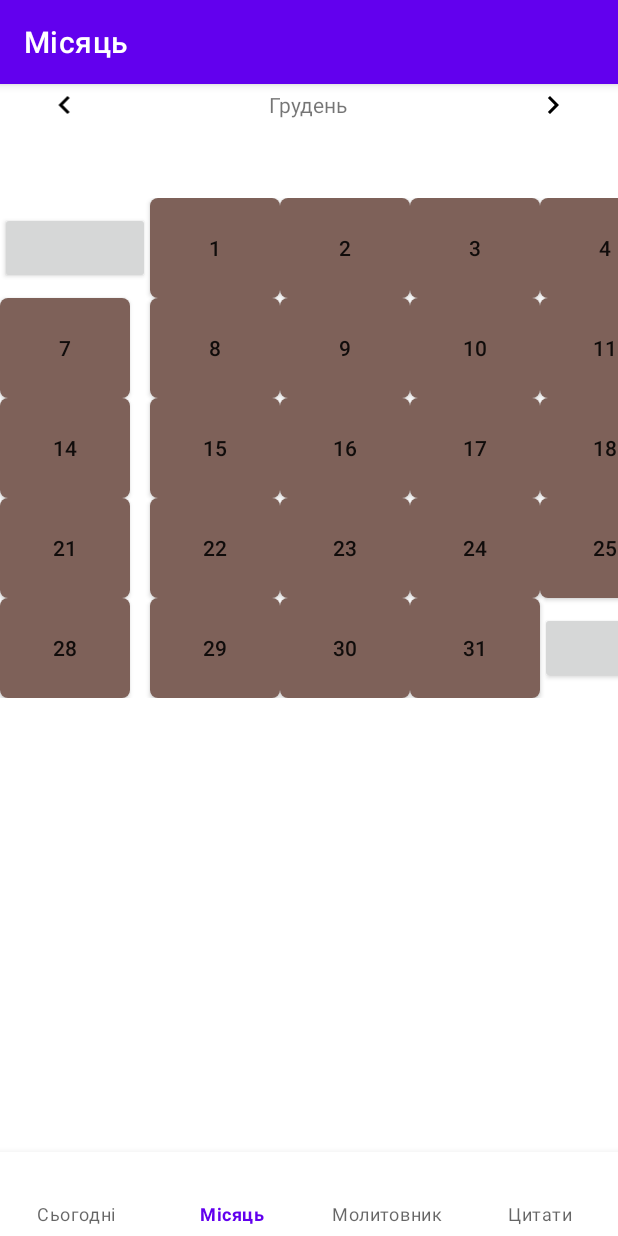
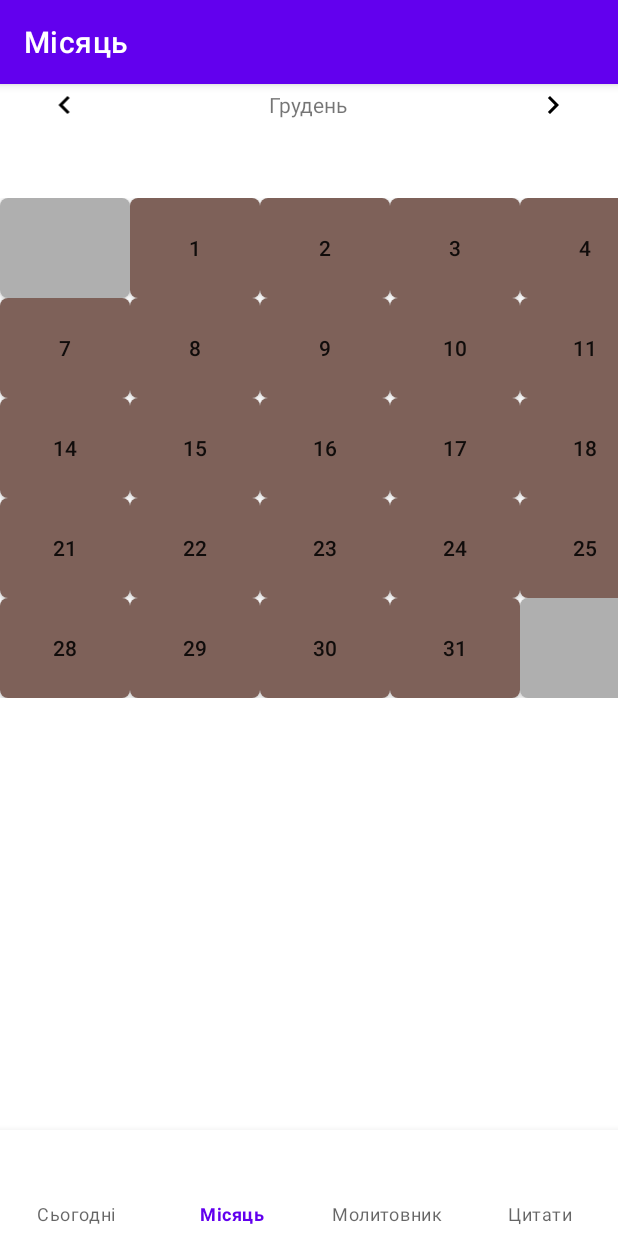
Before and after one commit to yaroslava-myslyva/Orthodoxy_in_Ukraine, an Android app: the CalendarMonthFragment screen opened through its navigation route, on a phone screen of 412 x 824 dp. Run offline under Robolectric (Android 15) with nearby library versions, the phone set to English and light mode, and no system bars; our stand-ins replace navigation-ui.

Commit message:
Added LinearLayout to activity_main.xml and fragment_calendar_month.xml placed in ScrollView

```diff
--- a/app/src/main/java/com/example/orthodoxy_in_ukraine/MainActivity.kt
+++ b/app/src/main/java/com/example/orthodoxy_in_ukraine/MainActivity.kt
@@ -9,15 +9,9 @@ import com.example.orthodoxy_in_ukraine.databinding.ActivityMainBinding
 import com.google.android.material.bottomnavigation.BottomNavigationView
 
 class MainActivity : AppCompatActivity() {
-    //https://medium.com/meetu-engineering/create-your-custom-calendar-view-10ff41f39bfe
 
-    //Существуют такие кейсы, когда в программе должны храниться какие-либо первоначальные значения,
-    // и чтобы не плодить заполнение в коде, можно создать файлик БД .db и заполнить room из данного файла.
-    // Допустим у нас имеется файл созданный в программе DB Browser for SQLite
-    // и чтобы его подключить необходимо сперва его поместить в специальную директорию “assets”.
-    // Ниже на рисунке указано как создать данную директорию.
+        private lateinit var binding: ActivityMainBinding
 
-    private lateinit var binding: ActivityMainBinding
 
     override fun onCreate(savedInstanceState: Bundle?) {
         super.onCreate(savedInstanceState)
@@ -36,8 +30,8 @@ class MainActivity : AppCompatActivity() {
                 R.id.fragment_quotes
             )
         )
+
         setupActionBarWithNavController(navController, appBarConfiguration)
         navView.setupWithNavController(navController)
-
     }
 }
--- a/app/src/main/java/com/example/orthodoxy_in_ukraine/calendar/calendar_month/CalendarMonthFragment.kt
+++ b/app/src/main/java/com/example/orthodoxy_in_ukraine/calendar/calendar_month/CalendarMonthFragment.kt
@@ -42,7 +42,6 @@ class CalendarMonthFragment : Fragment() {
         super.onActivityCreated(savedInstanceState)
         viewModel = ViewModelProvider(this).get(CalendarMonthViewModel::class.java)
 
-
         buildingCalendarView()
 
         binding.monthNavigationPrevious.setOnClickListener {
@@ -79,6 +78,13 @@ class CalendarMonthFragment : Fragment() {
         Log.d("ttt", "lastMonthDay = $lastMonthDay")
         Log.d("ttt", "monthList = $monthList")
 
+        val params = LayoutParams(LayoutParams.WRAP_CONTENT, LayoutParams.WRAP_CONTENT)
+        params.width = 130
+        params.height = 100
+        params.gravity = Gravity.CENTER
+        params.setMargins(8, 8, 8, 8)
+
+        // порожні 1
         calendar.set(yearOnDisplay, monthOnDisplay, 1)
         var dayOfWeekFirstDayOfMonth = calendar.get(Calendar.DAY_OF_WEEK) - 1
         if (dayOfWeekFirstDayOfMonth == 0) dayOfWeekFirstDayOfMonth = 7
@@ -86,25 +92,18 @@ class CalendarMonthFragment : Fragment() {
         for (i in 1..numberOfEmptyCells) {
             val button = Button(this.requireContext())
             button.gravity = Gravity.CENTER
-            val params = LayoutParams(LayoutParams.WRAP_CONTENT, LayoutParams.WRAP_CONTENT)
-            params.width = 150
-            params.setMargins(2, 2, 2, 2)
             button.layoutParams = params
+            button.setBackgroundResource(R.drawable.btn_empty)
 
             binding.calendarTable.addView(button, i - 1)
         }
 
+        // заповнені
         val lengthOfCurrentMonth = calendar.getActualMaximum(Calendar.DAY_OF_MONTH)
 
         for (i in 1..lengthOfCurrentMonth) {
             val button = Button(this.requireContext())
             button.gravity = Gravity.CENTER
-            val params = LayoutParams(LayoutParams.WRAP_CONTENT, LayoutParams.WRAP_CONTENT)
-            params.width = 130
-            params.height = 100
-            params.gravity = Gravity.CENTER
-            params.setMargins(8, 8, 8, 8)
-
             button.layoutParams = params
             button.text = i.toString()
             button.setBackgroundResource(R.drawable.btn)
@@ -121,6 +120,7 @@ class CalendarMonthFragment : Fragment() {
             binding.calendarTable.addView(button, i - 1 + numberOfEmptyCells)
         }
 
+        // порожні 2
         calendar.set(
             calendar.get(Calendar.YEAR),
             calendar.get(Calendar.MONTH),
@@ -133,11 +133,8 @@ class CalendarMonthFragment : Fragment() {
         for (i in 1..numberOfEmptyCells2) {
             val button = Button(this.requireContext())
             button.gravity = Gravity.CENTER
-            val params = LayoutParams(LayoutParams.WRAP_CONTENT, LayoutParams.WRAP_CONTENT)
-            params.width = 150
-            params.setMargins(2, 2, 2, 2)
             button.layoutParams = params
-
+            button.setBackgroundResource(R.drawable.btn_empty)
 
             binding.calendarTable.addView(button, i - 1 + numberOfEmptyCells + lengthOfCurrentMonth)
         }
--- /dev/null
+++ b/app/src/main/res/drawable/btn_empty.xml
@@ -0,0 +1,9 @@
+<?xml version="1.0" encoding="utf-8"?>
+<shape xmlns:android="http://schemas.android.com/apk/res/android"
+
+
+    android:shape="rectangle"
+    >
+    <solid android:color="@color/button_empty"/>
+    <corners android:radius="5dp" />
+</shape>
--- a/app/src/main/res/layout/activity_main.xml
+++ b/app/src/main/res/layout/activity_main.xml
@@ -1,28 +1,29 @@
 <?xml version="1.0" encoding="utf-8"?>
-<androidx.constraintlayout.widget.ConstraintLayout xmlns:android="http://schemas.android.com/apk/res/android"
+<LinearLayout xmlns:android="http://schemas.android.com/apk/res/android"
     xmlns:app="http://schemas.android.com/apk/res-auto"
     xmlns:tools="http://schemas.android.com/tools"
     android:layout_width="match_parent"
     android:layout_height="match_parent"
+    android:orientation="vertical"
     tools:context=".MainActivity">
 
     <androidx.fragment.app.FragmentContainerView
         android:id="@+id/nav_host_fragment"
         android:name="androidx.navigation.fragment.NavHostFragment"
         android:layout_width="match_parent"
-        android:layout_height="match_parent"
+        android:layout_height="wrap_content"
+        android:layout_weight="20"
         app:defaultNavHost="true"
-        app:layout_constraintBottom_toBottomOf="@+id/bottom_nav"
         app:navGraph="@navigation/navigation" />
 
     <com.google.android.material.bottomnavigation.BottomNavigationView
         android:id="@+id/bottom_nav"
         android:layout_width="match_parent"
         android:layout_height="wrap_content"
+        android:layout_weight="1"
         app:labelVisibilityMode="labeled"
-        app:layout_constraintBottom_toBottomOf="parent"
         app:menu="@menu/menu_navigation"
         app:navGraph="@navigation/navigation" />
 
 
-</androidx.constraintlayout.widget.ConstraintLayout>
+</LinearLayout>
--- a/app/src/main/res/layout/fragment_calendar_month.xml
+++ b/app/src/main/res/layout/fragment_calendar_month.xml
@@ -1,5 +1,11 @@
 <?xml version="1.0" encoding="utf-8"?>
-<LinearLayout xmlns:android="http://schemas.android.com/apk/res/android"
+<ScrollView xmlns:android="http://schemas.android.com/apk/res/android"
+    xmlns:tools="http://schemas.android.com/tools"
+    android:layout_width="match_parent"
+    android:layout_height="match_parent"
+    tools:context=".calendar.calendar_month.CalendarMonthFragment">
+
+    <LinearLayout
         android:layout_width="match_parent"
         android:layout_height="match_parent"
         android:layout_gravity="top"
@@ -50,3 +56,4 @@
 
         </GridLayout>
     </LinearLayout>
+</ScrollView>
--- a/app/src/main/res/values/colors.xml
+++ b/app/src/main/res/values/colors.xml
@@ -11,6 +11,7 @@
     <color name="light_blue_200">#FF81D4FA</color>
     <color name="light_blue_600">#FF039BE5</color>
     <color name="light_blue_900">#FF01579B</color>
+    <color name="button_empty">#AFAFAF</color>
     <color name="light_red">#C85C65</color>
     <color name="red">#6A0C14</color>
     <color name="light_brown">#7E6159</color>
```
Lines whose indentation alone changed are shown as unchanged.
